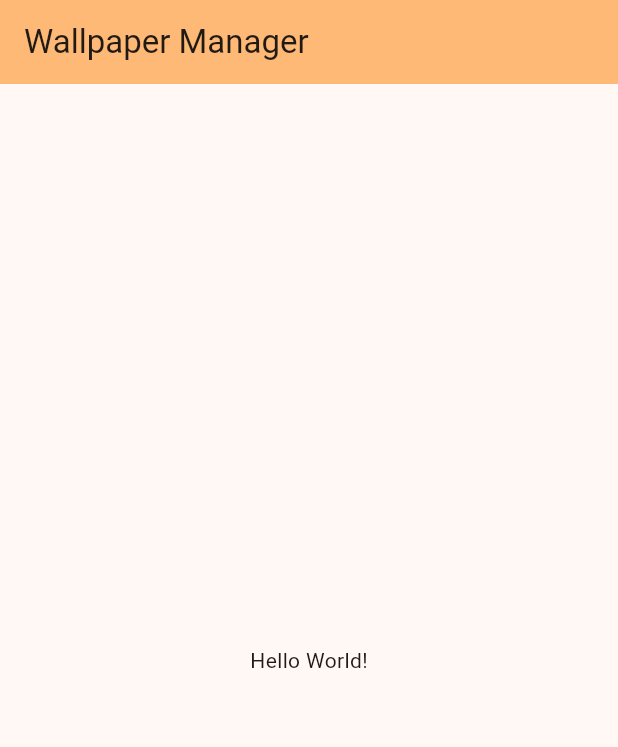
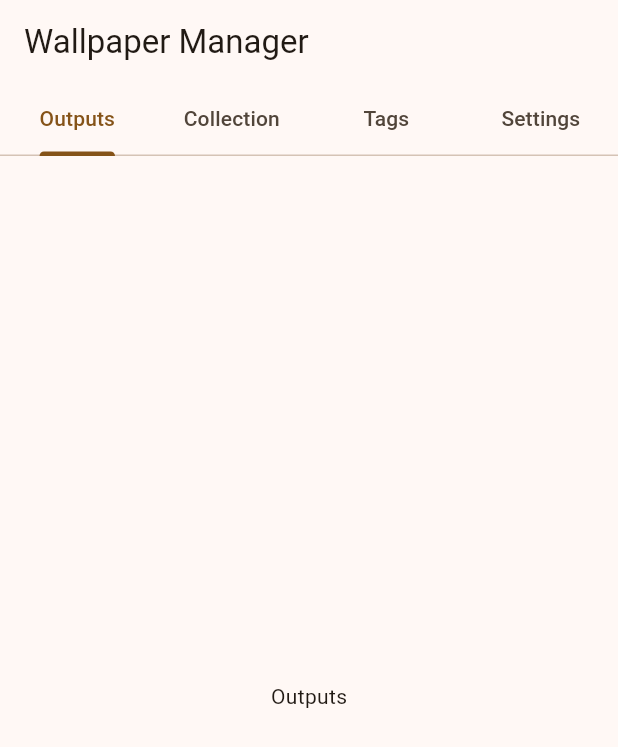
Before and after one commit to jeremymreed/walls, a Flutter app: the screen it shows after launch, on a phone screen of 412 x 824 dp. Shown: the top 747 px of the screen. Run offline on Flutter 3.47's test engine with Material 3 defaults, Android fonts, the phone set to English and light mode, and no system bars.

Commit message:
Set up App Scaffold.
We'll use a Tabbed view at the top level page.
Removed old boilerplate code.

```diff
--- a/lib/main.dart
+++ b/lib/main.dart
@@ -15,30 +15,39 @@ class MyApp extends StatelessWidget {
         colorScheme: ColorScheme.fromSeed(seedColor: Colors.orange),
         useMaterial3: true,
       ),
-      home: const MyHomePage(title: 'Wallpaper Manager'),
+      home: const App(),
     );
   }
 }
 
-class MyHomePage extends StatefulWidget {
-  const MyHomePage({super.key, required this.title});
-
-  final String title;
+class App extends StatelessWidget {
+  const App({super.key});
 
   @override
-  State<MyHomePage> createState() => _MyHomePageState();
-}
-
-class _MyHomePageState extends State<MyHomePage> {
-  @override
   Widget build(BuildContext context) {
-    return Scaffold(
-      appBar: AppBar(
-        backgroundColor: Theme.of(context).colorScheme.inversePrimary,
-        title: Text(widget.title),
-      ),
-      body: const Center(
-        child: Text('Hello World!'),
+    return DefaultTabController(
+      initialIndex: 0,
+      length: 4,
+      child: Scaffold(
+        appBar: AppBar(
+          title: const Text('Wallpaper Manager'),
+          bottom: const TabBar(
+            tabs: <Widget>[
+              Tab(text: 'Outputs'),
+              Tab(text: 'Collection'),
+              Tab(text: 'Tags'),
+              Tab(text: 'Settings'),
+            ],
+          ),
+        ),
+        body: const TabBarView(
+          children: <Widget>[
+            Center(child: Text('Outputs')),
+            Center(child: Text('Collection')),
+            Center(child: Text('Tags')),
+            Center(child: Text('Settings')),
+          ],
+        ),
       ),
     );
   }
```
